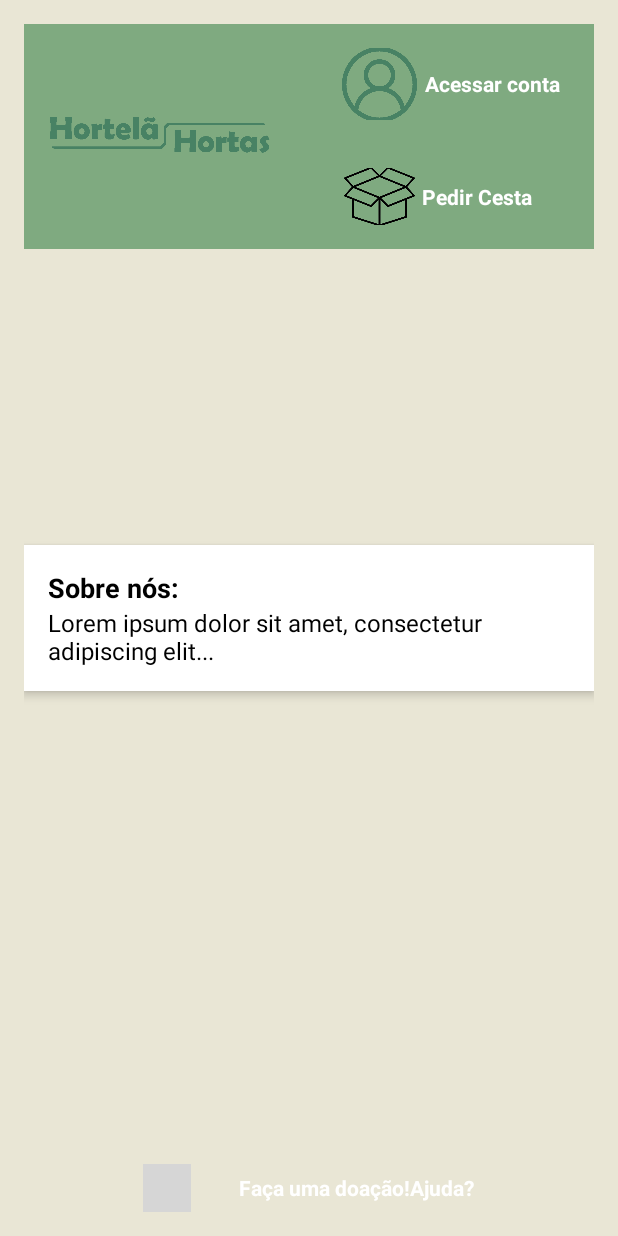
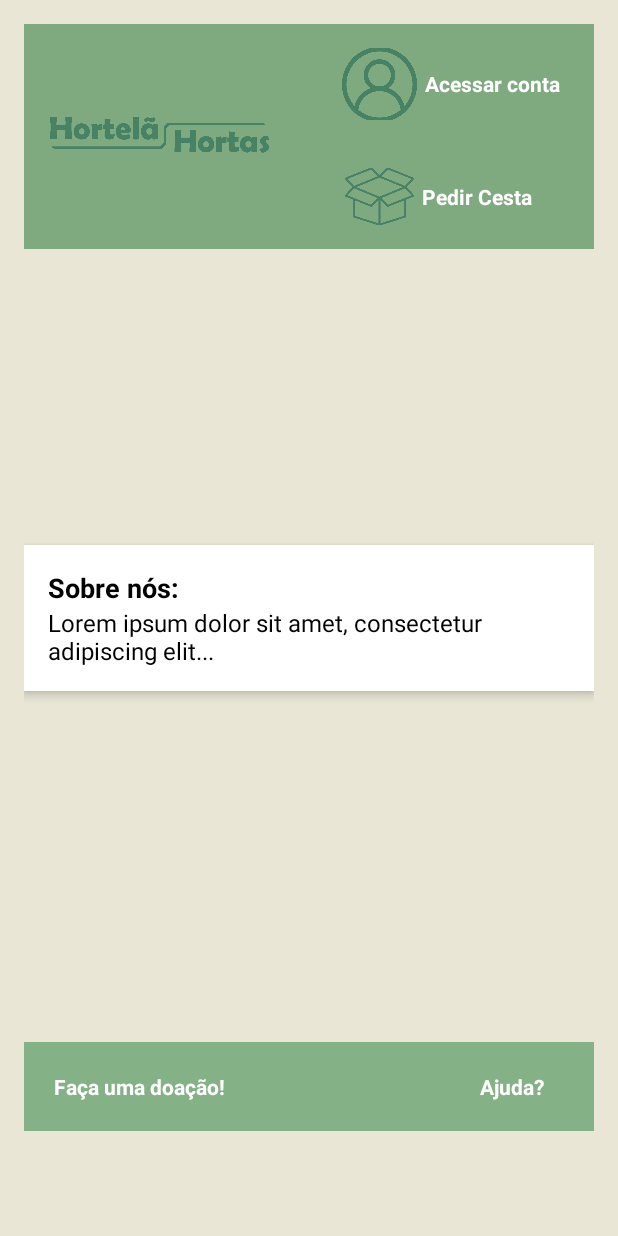
Before and after one commit to mingkiui/hortela, an Android app: the TelaPrincipal screen opened directly, with no data from a screen before it, on a phone screen of 412 x 824 dp. Run offline under Robolectric (Android 15) with nearby library versions, the phone set to English and light mode, and no system bars; grey boxes are pictures that could not be loaded.

Commit message:
versão atualizada 04-09
ajeitein telas e tema

xoxo gossip girl

```diff
--- a/app/src/main/res/layout/telaprincipal_main.xml
+++ b/app/src/main/res/layout/telaprincipal_main.xml
@@ -33,9 +33,7 @@
                 android:gravity="center"
                 android:orientation="vertical">
 
-                <!-- Acessar Conta -->
 
-                <!-- Pedir Cesta -->
                 <LinearLayout
                     android:layout_width="200dp"
                     android:layout_height="80dp"
@@ -128,43 +126,20 @@
         <LinearLayout
             android:layout_width="match_parent"
             android:layout_height="wrap_content"
-            android:orientation="horizontal"
             android:layout_alignParentBottom="true"
-            android:gravity="center">
+            android:layout_marginBottom="54dp"
+            android:orientation="horizontal">
 
-            <!-- Faça uma doação -->
             <LinearLayout
-                android:layout_width="wrap_content"
+                android:layout_width="match_parent"
                 android:layout_height="wrap_content"
-                android:orientation="vertical"
-                android:gravity="center">
-
-                <ImageView
-                    android:id="@+id/icDoacao"
-                    android:layout_width="32dp"
-                android:layout_height="32dp"
-                android:src="@drawable/ic_donation_small"/>
-
-            </LinearLayout>
-
-            <!-- Ajuda -->
-            <LinearLayout
-                android:layout_width="wrap_content"
-                android:layout_height="wrap_content"
-                android:orientation="vertical"
-                android:gravity="center">
-
-                <ImageView
-                    android:id="@+id/icAjuda"
-                    android:layout_width="32dp"
-                android:layout_height="32dp" />
-
-            </LinearLayout>
+                android:background="#85B187">
 
                 <TextView
                     android:id="@+id/tvDoacao"
                     android:layout_width="wrap_content"
                     android:layout_height="wrap_content"
+                    android:padding="20dp"
                     android:text="Faça uma doação!"
                     android:textColor="@android:color/white"
                     android:textStyle="bold" />
@@ -173,9 +148,12 @@
                     android:id="@+id/tvAjuda"
                     android:layout_width="wrap_content"
                     android:layout_height="wrap_content"
+                    android:layout_marginLeft="130dp"
+                    android:padding="20dp"
                     android:text="Ajuda?"
                     android:textColor="@android:color/white"
                     android:textStyle="bold" />
+            </LinearLayout>
 
         </LinearLayout>
 
--- a/app/src/main/res/values/colors.xml
+++ b/app/src/main/res/values/colors.xml
@@ -3,4 +3,7 @@
     <color name="black">#FF000000</color>
     <color name="white">#FFFFFFFF</color>
     <color name="green_olive">#4CAFAF</color>
+    <color name="your_primary_color">#FFFFFF</color> <!-- Cor primária do aplicativo -->
+    <color name="status_bar_color">#556B2F</color> <!-- Cor da barra de status -->
+    <color name="your_accent_color">#00FF00</color> <!-- Cor de destaque do aplicativo -->
 </resources>
--- a/app/src/main/res/values/themes.xml
+++ b/app/src/main/res/values/themes.xml
@@ -1,8 +1,9 @@
 <resources xmlns:tools="http://schemas.android.com/tools">
     <!-- Base application theme. -->
     <style name="Base.Theme.TCCHortela" parent="Theme.Material3.DayNight.NoActionBar">
-        <!-- Customize your light theme here. -->
-        <!-- <item name="colorPrimary">@color/my_light_primary</item> -->
+        <item name="colorPrimary">@color/your_primary_color</item>
+        <item name="colorPrimaryDark">#446F46</item> <!-- Cor da barra de status -->
+        <item name="colorAccent">@color/your_accent_color</item>
     </style>
 
     <style name="Theme.TCCHortela" parent="Base.Theme.TCCHortela" />
```
Also changed, not shown: app/src/main/res/drawable/ic_basket.png. Lines whose indentation alone changed are shown as unchanged.
